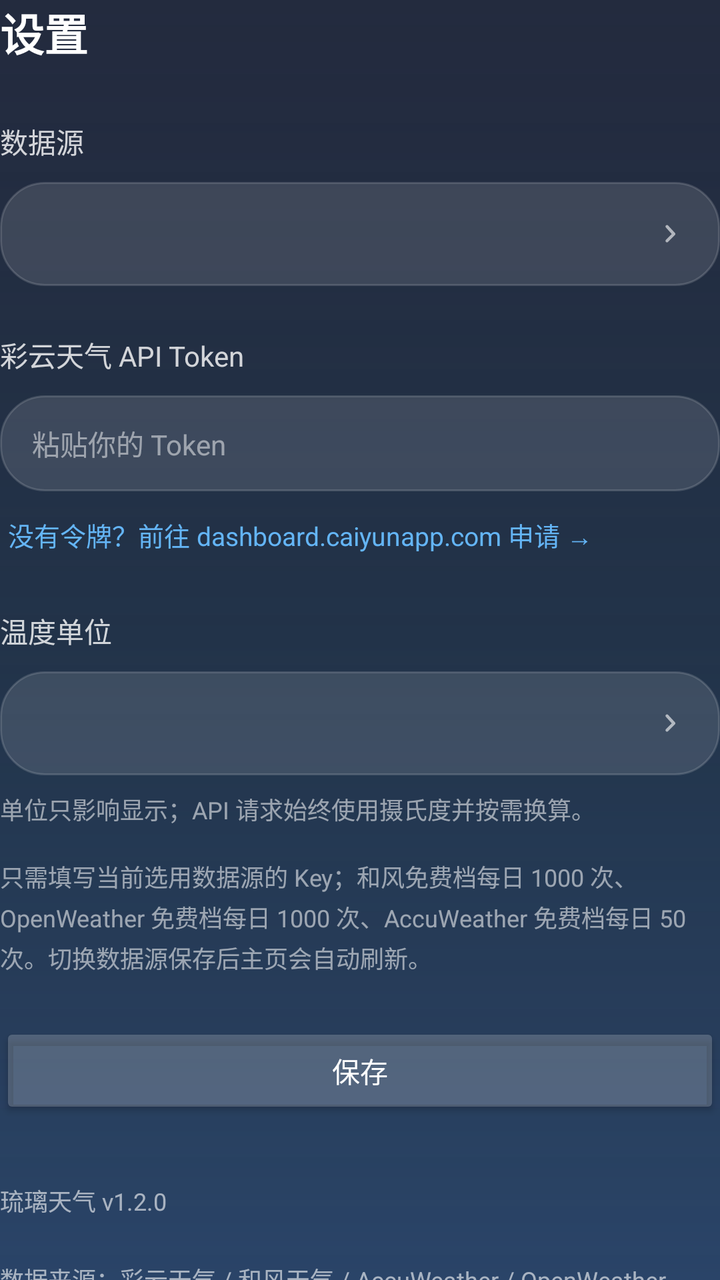
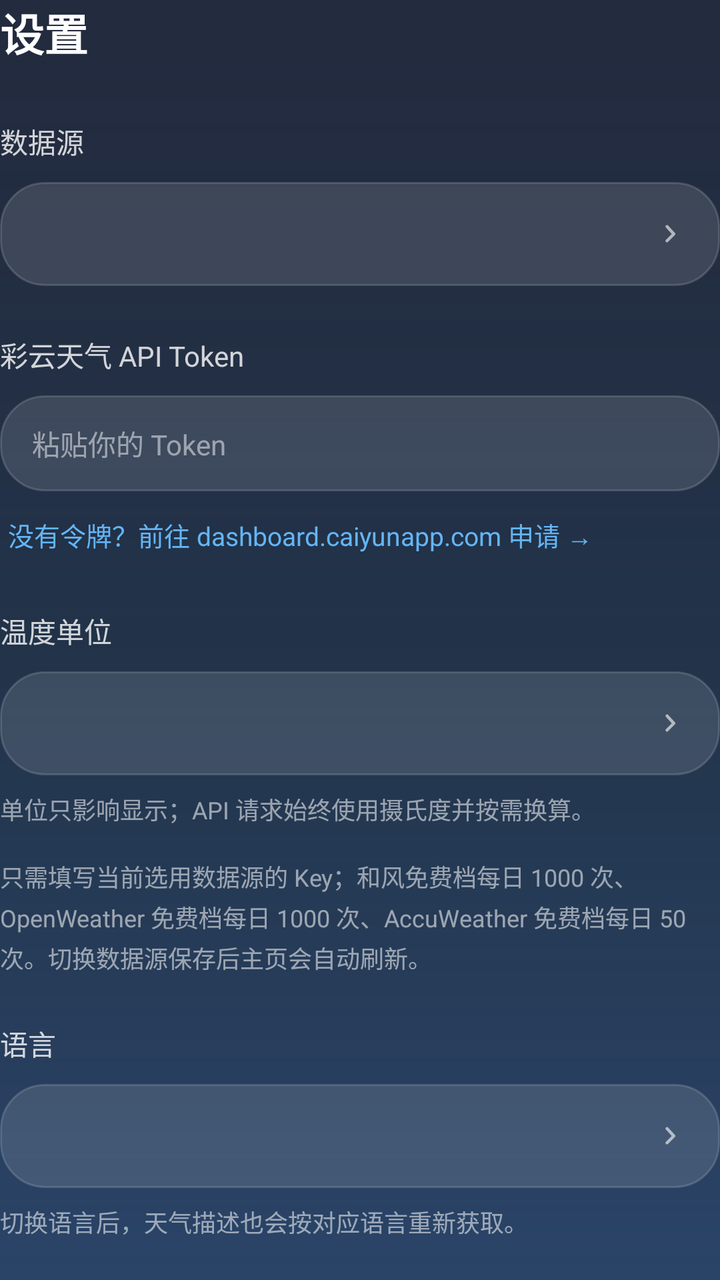

An Android layout rendered at two revisions. The XML below is the earlier revision; the diff shows what the commit changed to produce the second picture.
<!-- AndroidManifest.xml: application theme Theme.LiquidWeather -->
<!-- res/layout/activity_settings.xml -->
<?xml version="1.0" encoding="utf-8"?>
<ScrollView xmlns:android="http://schemas.android.com/apk/res/android"
    xmlns:app="http://schemas.android.com/apk/res-auto"
    android:layout_width="match_parent"
    android:layout_height="match_parent"
    android:background="@drawable/bg_settings"
    android:fillViewport="true"
    android:scrollbars="none">

    <LinearLayout
        android:layout_width="match_parent"
        android:layout_height="wrap_content"
        android:orientation="vertical">

        <TextView
            android:layout_width="wrap_content"
            android:layout_height="wrap_content"
            android:text="@string/action_settings"
            android:textColor="@color/white"
            android:textSize="22sp"
            android:textStyle="bold" />

        
        <TextView
            android:layout_width="wrap_content"
            android:layout_height="wrap_content"
            android:layout_marginTop="28dp"
            android:alpha="0.8"
            android:text="@string/settings_source_label"
            android:textColor="@color/white"
            android:textSize="14sp" />

        <LinearLayout
            android:id="@+id/source_row"
            android:layout_width="match_parent"
            android:layout_height="52dp"
            android:layout_marginTop="10dp"
            android:background="@drawable/bg_search"
            android:gravity="center_vertical"
            android:orientation="horizontal"
            android:paddingStart="16dp"
            android:paddingEnd="16dp">

            <TextView
                android:id="@+id/tv_source_value"
                android:layout_width="0dp"
                android:layout_height="wrap_content"
                android:layout_weight="1"
                android:ellipsize="end"
                android:singleLine="true"
                android:textColor="@color/white"
                android:textSize="15sp" />

            <ImageView
                android:layout_width="18dp"
                android:layout_height="18dp"
                android:layout_marginStart="8dp"
                android:contentDescription="@null"
                android:src="@drawable/ic_chevron_right"
                app:tint="#99FFFFFF" />
        </LinearLayout>

        
        <TextView
            android:id="@+id/tv_key_label"
            android:layout_width="wrap_content"
            android:layout_height="wrap_content"
            android:layout_marginTop="24dp"
            android:alpha="0.8"
            android:text="@string/settings_token_label"
            android:textColor="@color/white"
            android:textSize="14sp" />

        <EditText
            android:id="@+id/et_key"
            android:layout_width="match_parent"
            android:layout_height="wrap_content"
            android:layout_marginTop="10dp"
            android:background="@drawable/bg_search"
            android:hint="@string/settings_token_hint"
            android:importantForAutofill="no"
            android:inputType="text"
            android:maxLines="1"
            android:minHeight="48dp"
            android:paddingStart="16dp"
            android:paddingEnd="16dp"
            android:textColor="@color/white"
            android:textColorHint="#80FFFFFF"
            android:textSize="14sp" />

        <TextView
            android:id="@+id/tv_get_key"
            android:layout_width="wrap_content"
            android:layout_height="wrap_content"
            android:layout_marginTop="8dp"
            android:padding="4dp"
            android:text="@string/settings_get_token"
            android:textColor="@color/link"
            android:textSize="13sp" />

        
        <LinearLayout
            android:id="@+id/qw_host_container"
            android:layout_width="match_parent"
            android:layout_height="wrap_content"
            android:orientation="vertical"
            android:visibility="gone">

            <TextView
                android:layout_width="wrap_content"
                android:layout_height="wrap_content"
                android:layout_marginTop="24dp"
                android:alpha="0.8"
                android:text="@string/settings_qw_host_label"
                android:textColor="@color/white"
                android:textSize="14sp" />

            <EditText
                android:id="@+id/et_qw_host"
                android:layout_width="match_parent"
                android:layout_height="wrap_content"
                android:layout_marginTop="10dp"
                android:background="@drawable/bg_search"
                android:hint="@string/settings_qw_host_hint"
                android:importantForAutofill="no"
                android:inputType="textUri"
                android:maxLines="1"
                android:minHeight="48dp"
                android:paddingStart="16dp"
                android:paddingEnd="16dp"
                android:textColor="@color/white"
                android:textColorHint="#80FFFFFF"
                android:textSize="14sp" />

            <TextView
                android:layout_width="wrap_content"
                android:layout_height="wrap_content"
                android:layout_marginTop="8dp"
                android:alpha="0.55"
                android:lineSpacingExtra="3dp"
                android:text="@string/settings_qw_host_note"
                android:textColor="@color/white"
                android:textSize="12sp" />
        </LinearLayout>

        
        <TextView
            android:layout_width="wrap_content"
            android:layout_height="wrap_content"
            android:layout_marginTop="24dp"
            android:alpha="0.8"
            android:text="@string/settings_units_label"
            android:textColor="@color/white"
            android:textSize="14sp" />

        <LinearLayout
            android:id="@+id/units_row"
            android:layout_width="match_parent"
            android:layout_height="52dp"
            android:layout_marginTop="10dp"
            android:background="@drawable/bg_search"
            android:gravity="center_vertical"
            android:orientation="horizontal"
            android:paddingStart="16dp"
            android:paddingEnd="16dp">

            <TextView
                android:id="@+id/tv_units_value"
                android:layout_width="0dp"
                android:layout_height="wrap_content"
                android:layout_weight="1"
                android:textColor="@color/white"
                android:textSize="15sp" />

            <ImageView
                android:layout_width="18dp"
                android:layout_height="18dp"
                android:layout_marginStart="8dp"
                android:contentDescription="@null"
                android:src="@drawable/ic_chevron_right"
                app:tint="#99FFFFFF" />
        </LinearLayout>

        <TextView
            android:layout_width="wrap_content"
            android:layout_height="wrap_content"
            android:layout_marginTop="8dp"
            android:alpha="0.55"
            android:lineSpacingExtra="3dp"
            android:text="@string/settings_units_note"
            android:textColor="@color/white"
            android:textSize="12sp" />

        <TextView
            android:layout_width="wrap_content"
            android:layout_height="wrap_content"
            android:layout_marginTop="16dp"
            android:alpha="0.55"
            android:lineSpacingExtra="3dp"
            android:text="@string/settings_keys_note"
            android:textColor="@color/white"
            android:textSize="12sp" />

        <Button
            android:id="@+id/btn_save"
            android:layout_width="match_parent"
            android:layout_height="wrap_content"
            android:layout_marginTop="24dp"
            android:backgroundTint="#33FFFFFF"
            android:text="@string/action_save"
            android:textColor="@color/white" />

        <TextView
            android:layout_width="match_parent"
            android:layout_height="wrap_content"
            android:layout_marginTop="32dp"
            android:layout_marginBottom="16dp"
            android:alpha="0.6"
            android:lineSpacingExtra="4dp"
            android:text="@string/settings_about"
            android:textColor="@color/white"
            android:textSize="12sp" />
    </LinearLayout>
</ScrollView>
<!-- resources referenced by this layout -->
<resources>
  <color name="link">#64B5F6</color>
  <color name="white">#FFFFFF</color>
  <!-- drawable bg_search (drawable) -->
  <?xml version="1.0" encoding="utf-8"?>
  <shape xmlns:android="http://schemas.android.com/apk/res/android">
      <corners android:radius="22dp" />
      <solid android:color="#1FFFFFFF" />
      <stroke
          android:width="1dp"
          android:color="#26FFFFFF" />
  </shape>
  <!-- drawable bg_settings (drawable) -->
  <?xml version="1.0" encoding="utf-8"?>
  <layer-list xmlns:android="http://schemas.android.com/apk/res/android">
      <item>
          <shape android:shape="rectangle">
              <gradient
                  android:angle="270"
                  android:startColor="#0A1228"
                  android:centerColor="#16283F"
                  android:endColor="#2A4468" />
          </shape>
      </item>
      <item>
          <shape android:shape="rectangle">
              <gradient
                  android:angle="90"
                  android:startColor="#00000000"
                  android:endColor="#1AFFFFFF" />
          </shape>
      </item>
  </layer-list>
  <!-- drawable ic_chevron_right (drawable) -->
  <?xml version="1.0" encoding="utf-8"?>
  <vector xmlns:android="http://schemas.android.com/apk/res/android"
      android:width="24dp"
      android:height="24dp"
      android:viewportWidth="24"
      android:viewportHeight="24">
      <path
          android:fillColor="#FFFFFF"
          android:pathData="M9.3,6.3c-0.39,0.39 -0.39,1.02 0,1.41L13.17,12l-3.88,3.88c-0.39,0.39 -0.39,1.02 0,1.41c0.39,0.39 1.02,0.39 1.41,0l4.59,-4.59c0.39,-0.39 0.39,-1.02 0,-1.41L10.71,6.3C10.32,5.92 9.68,5.92 9.3,6.3z" />
  </vector>
  <string name="action_save">保存</string>
  <string name="action_settings">设置</string>
  <string name="settings_about">琉璃天气 v1.2.0\n\n数据来源：彩云天气 / 和风天气 / AccuWeather / OpenWeather\n玻璃效果：Liquid-Glass-Android（github.com/QWEA0）\n设计参考：开源项目 breezy-weather</string>
  <string name="settings_get_token">没有令牌？前往 dashboard.caiyunapp.com 申请 →</string>
  <string name="settings_keys_note">只需填写当前选用数据源的 Key；和风免费档每日 1000 次、OpenWeather 免费档每日 1000 次、AccuWeather 免费档每日 50 次。切换数据源保存后主页会自动刷新。</string>
  <string name="settings_qw_host_hint">例如 xxx.re.qweatherapi.com</string>
  <string name="settings_qw_host_label">和风天气 API Host（新版控制台账号必填）</string>
  <string name="settings_qw_host_note">2024 年后注册的和风控制台账号需在「控制台 → 设置 → API Host」查看专属域名并填到这里；旧免费账号留空即可（默认 devapi.qweather.com）。</string>
  <string name="settings_source_label">数据源</string>
  <string name="settings_token_hint">粘贴你的 Token</string>
  <string name="settings_token_label">彩云天气 API Token</string>
  <string name="settings_units_label">温度单位</string>
  <string name="settings_units_note">单位只影响显示；API 请求始终使用摄氏度并按需换算。</string>
  <style name="Theme.LiquidWeather" parent="Theme.Material3.DayNight.NoActionBar">
          <item name="android:statusBarColor">@android:color/transparent</item>
          <item name="android:navigationBarColor">@android:color/transparent</item>
          <item name="android:windowLightStatusBar">false</item>
          <item name="android:windowBackground">@color/window_bg</item>
      </style>
  <color name="window_bg">#0D1524</color>
</resources>

<!-- the commit's change to res/layout/activity_settings.xml (unified diff, before → after) -->
@@ -201,6 +201,54 @@
             android:textColor="@color/white"
             android:textSize="12sp" />
 
+        
+        <TextView
+            android:layout_width="wrap_content"
+            android:layout_height="wrap_content"
+            android:layout_marginTop="24dp"
+            android:alpha="0.8"
+            android:text="@string/settings_language_label"
+            android:textColor="@color/white"
+            android:textSize="14sp" />
+
+        <LinearLayout
+            android:id="@+id/language_row"
+            android:layout_width="match_parent"
+            android:layout_height="52dp"
+            android:layout_marginTop="10dp"
+            android:background="@drawable/bg_search"
+            android:gravity="center_vertical"
+            android:orientation="horizontal"
+            android:paddingStart="16dp"
+            android:paddingEnd="16dp">
+
+            <TextView
+                android:id="@+id/tv_language_value"
+                android:layout_width="0dp"
+                android:layout_height="wrap_content"
+                android:layout_weight="1"
+                android:textColor="@color/white"
+                android:textSize="15sp" />
+
+            <ImageView
+                android:layout_width="18dp"
+                android:layout_height="18dp"
+                android:layout_marginStart="8dp"
+                android:contentDescription="@null"
+                android:src="@drawable/ic_chevron_right"
+                app:tint="#99FFFFFF" />
+        </LinearLayout>
+
+        <TextView
+            android:layout_width="wrap_content"
+            android:layout_height="wrap_content"
+            android:layout_marginTop="8dp"
+            android:alpha="0.55"
+            android:lineSpacingExtra="3dp"
+            android:text="@string/settings_language_note"
+            android:textColor="@color/white"
+            android:textSize="12sp" />
+
         <Button
             android:id="@+id/btn_save"
             android:layout_width="match_parent"
<!-- resource entries referenced after the edit -->
@@ -45,9 +45,11 @@
   </vector>
   <string name="action_save">保存</string>
   <string name="action_settings">设置</string>
-  <string name="settings_about">琉璃天气 v1.2.0\n\n数据来源：彩云天气 / 和风天气 / AccuWeather / OpenWeather\n玻璃效果：Liquid-Glass-Android（github.com/QWEA0）\n设计参考：开源项目 breezy-weather</string>
+  <string name="settings_about">琉璃天气 v1.3.0\n\n数据来源：彩云天气 / 和风天气 / AccuWeather / OpenWeather\n玻璃效果：Liquid-Glass-Android（github.com/QWEA0）\n设计参考：开源项目 breezy-weather</string>
   <string name="settings_get_token">没有令牌？前往 dashboard.caiyunapp.com 申请 →</string>
   <string name="settings_keys_note">只需填写当前选用数据源的 Key；和风免费档每日 1000 次、OpenWeather 免费档每日 1000 次、AccuWeather 免费档每日 50 次。切换数据源保存后主页会自动刷新。</string>
+  <string name="settings_language_label">语言</string>
+  <string name="settings_language_note">切换语言后，天气描述也会按对应语言重新获取。</string>
   <string name="settings_qw_host_hint">例如 xxx.re.qweatherapi.com</string>
   <string name="settings_qw_host_label">和风天气 API Host（新版控制台账号必填）</string>
   <string name="settings_qw_host_note">2024 年后注册的和风控制台账号需在「控制台 → 设置 → API Host」查看专属域名并填到这里；旧免费账号留空即可（默认 devapi.qweather.com）。</string>
